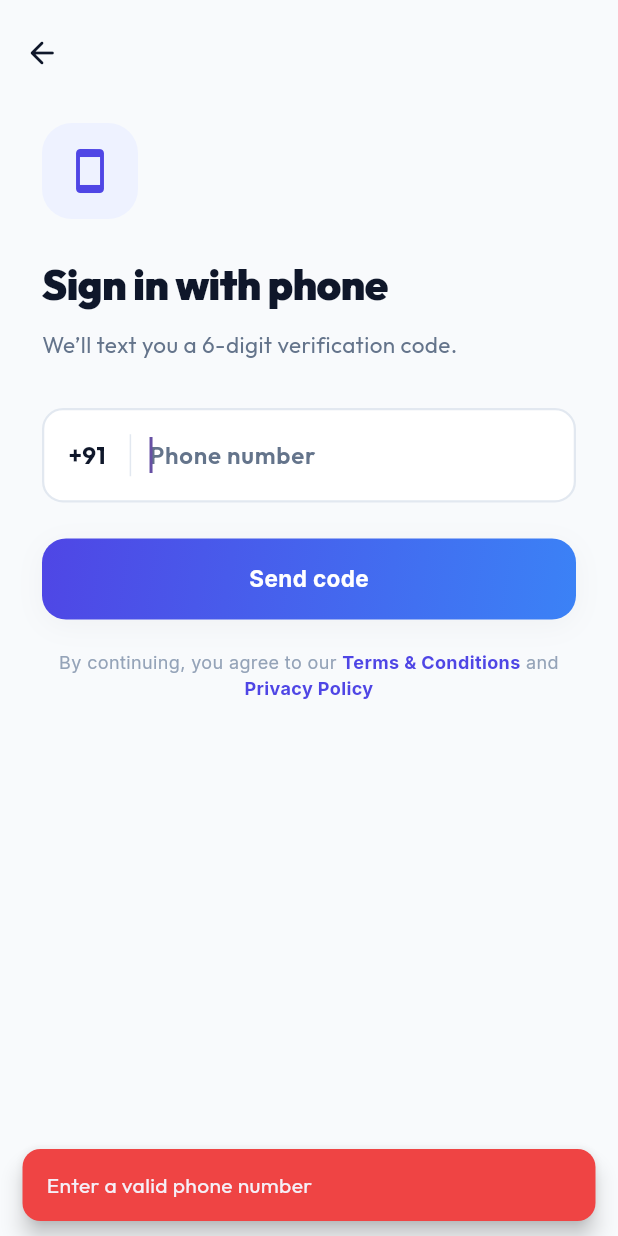
After one commit to nitindhavan/exambullet, a Flutter app: the PhoneAuthScreen screen opened directly, after a tap on "Send code", on a phone screen of 412 x 824 dp. The commit adds this screen. Run offline on Flutter 3.47's test engine with Material 3 defaults, Android fonts, the phone set to English and light mode, and no system bars; our stand-ins replace firebase_auth, firebase_core, firebase_database, firebase_messaging, flutter_local_notifications, google_fonts and 4 more; missing offline and left inert: dart:js_interop, flutter_cashfree_pg_sdk; accounts and stored records are empty.

Commit message:
moved to phone authentication instead of google signin

```diff
--- a/lib/main.dart
+++ b/lib/main.dart
@@ -2,6 +2,7 @@ import 'package:flutter/services.dart';
 import 'package:percent/screens/splash.dart';
 import 'package:percent/utils/theme.dart';
 import 'package:percent/utils/notification_helper.dart';
+import 'package:percent/services/presence_service.dart';
 import 'package:firebase_core/firebase_core.dart';
 import 'package:firebase_messaging/firebase_messaging.dart';
 import 'package:flutter/material.dart';
@@ -44,6 +45,11 @@ Future<void> main() async {
   FirebaseMessaging.onBackgroundMessage(_firebaseMessagingBackgroundHandler);
   await NotificationHelper.init();
 
+  // Register realtime presence so the admin can see live active usage — this
+  // runs before auth, so logged-out visitors are counted too. Fire-and-forget:
+  // it must never block or fail app startup.
+  PresenceService.instance.start();
+
   runApp(const MyApp());
 }
 
--- /dev/null
+++ b/lib/screens/phone_auth_screen.dart
@@ -0,0 +1,394 @@
+import 'dart:async';
+import 'package:firebase_auth/firebase_auth.dart';
+import 'package:flutter/material.dart';
+import 'package:flutter/services.dart';
+import 'package:percent/screens/splash.dart';
+import 'package:percent/utils/theme.dart';
+import 'package:percent/widgets/ui/ui.dart';
+
+/// Phone-number sign-in (OTP). Works in two modes:
+///  - Standalone sign-in for new/hesitant users who don't want Google.
+///  - Linking: if a user is already signed in (e.g. via Google), the phone
+///    credential is linked to that same account so their uid, data and
+///    memberships are preserved.
+class PhoneAuthScreen extends StatefulWidget {
+  const PhoneAuthScreen({Key? key, this.linkToCurrentUser = false})
+      : super(key: key);
+
+  /// When true, links the phone credential to the currently signed-in user
+  /// instead of creating/entering a phone-only account.
+  final bool linkToCurrentUser;
+
+  @override
+  State<PhoneAuthScreen> createState() => _PhoneAuthScreenState();
+}
+
+enum _Step { enterNumber, enterOtp }
+
+class _PhoneAuthScreenState extends State<PhoneAuthScreen> {
+  final _phoneController = TextEditingController();
+  final _otpController = TextEditingController();
+
+  _Step _step = _Step.enterNumber;
+  bool _loading = false;
+  String? _verificationId;
+  int? _resendToken;
+
+  // Resend cooldown.
+  Timer? _resendTimer;
+  int _resendIn = 0;
+
+  /// Default country code. India (+91) matches the app's audience; the user can
+  /// still type a full +<code> number and we'll respect it.
+  static const String _defaultDialCode = '+91';
+
+  @override
+  void dispose() {
+    _phoneController.dispose();
+    _otpController.dispose();
+    _resendTimer?.cancel();
+    super.dispose();
+  }
+
+  String get _fullPhoneNumber {
+    final raw = _phoneController.text.trim().replaceAll(' ', '');
+    if (raw.startsWith('+')) return raw;
+    // Strip a leading 0 (common in local formats) before prepending the code.
+    final local = raw.startsWith('0') ? raw.substring(1) : raw;
+    return '$_defaultDialCode$local';
+  }
+
+  void _startResendCooldown() {
+    _resendTimer?.cancel();
+    setState(() => _resendIn = 30);
+    _resendTimer = Timer.periodic(const Duration(seconds: 1), (t) {
+      if (!mounted) return;
+      setState(() => _resendIn--);
+      if (_resendIn <= 0) t.cancel();
+    });
+  }
+
+  void _snack(String msg, {bool error = true}) {
+    if (!mounted) return;
+    ScaffoldMessenger.of(context).showSnackBar(
+      SnackBar(
+        content: Text(msg),
+        backgroundColor: error ? AppTheme.error : AppTheme.success,
+        behavior: SnackBarBehavior.floating,
+        shape: RoundedRectangleBorder(borderRadius: BorderRadius.circular(12)),
+      ),
+    );
+  }
+
+  Future<void> _sendCode({bool isResend = false}) async {
+    final number = _fullPhoneNumber;
+    // Minimal sanity check: dial code + at least 7 digits.
+    if (number.replaceAll(RegExp(r'\D'), '').length < 8) {
+      _snack('Enter a valid phone number');
+      return;
+    }
+
+    setState(() => _loading = true);
+    try {
+      await FirebaseAuth.instance.verifyPhoneNumber(
+        phoneNumber: number,
+        forceResendingToken: isResend ? _resendToken : null,
+        timeout: const Duration(seconds: 60),
+        verificationCompleted: (PhoneAuthCredential credential) async {
+          // Android auto-retrieval / instant validation.
+          await _completeSignIn(credential);
+        },
+        verificationFailed: (FirebaseAuthException e) {
+          if (!mounted) return;
+          setState(() => _loading = false);
+          _snack(_friendlyError(e));
+        },
+        codeSent: (String verificationId, int? resendToken) {
+          if (!mounted) return;
+          setState(() {
+            _verificationId = verificationId;
+            _resendToken = resendToken;
+            _step = _Step.enterOtp;
+            _loading = false;
+          });
+          _startResendCooldown();
+          if (isResend) _snack('Code resent', error: false);
+        },
+        codeAutoRetrievalTimeout: (String verificationId) {
+          _verificationId = verificationId;
+        },
+      );
+    } catch (e) {
+      if (!mounted) return;
+      setState(() => _loading = false);
+      _snack('Failed to send code: $e');
+    }
+  }
+
+  Future<void> _verifyOtp() async {
+    final code = _otpController.text.trim();
+    final vId = _verificationId;
+    if (code.length < 6 || vId == null) {
+      _snack('Enter the 6-digit code');
+      return;
+    }
+    final credential = PhoneAuthProvider.credential(
+      verificationId: vId,
+      smsCode: code,
+    );
+    await _completeSignIn(credential);
+  }
+
+  Future<void> _completeSignIn(PhoneAuthCredential credential) async {
+    setState(() => _loading = true);
+    try {
+      if (widget.linkToCurrentUser &&
+          FirebaseAuth.instance.currentUser != null) {
+        // Attach phone to the existing account — keeps uid/data/memberships.
+        await FirebaseAuth.instance.currentUser!.linkWithCredential(credential);
+        if (!mounted) return;
+        _snack('Phone number linked', error: false);
+        Navigator.pop(context, true);
+        return;
+      }
+
+      await FirebaseAuth.instance.signInWithCredential(credential);
+      if (!mounted) return;
+      // Splash creates/loads the users/{uid} record and routes to Home.
+      Navigator.pushAndRemoveUntil(
+        context,
+        MaterialPageRoute(builder: (_) => const Splash()),
+        (route) => false,
+      );
+    } on FirebaseAuthException catch (e) {
+      if (!mounted) return;
+      setState(() => _loading = false);
+      _snack(_friendlyError(e));
+    } catch (e) {
+      if (!mounted) return;
+      setState(() => _loading = false);
+      _snack('Verification failed: $e');
+    }
+  }
+
+  String _friendlyError(FirebaseAuthException e) {
+    switch (e.code) {
+      case 'invalid-phone-number':
+        return 'That phone number looks invalid.';
+      case 'invalid-verification-code':
+        return 'Wrong code. Please check and try again.';
+      case 'session-expired':
+        return 'Code expired. Request a new one.';
+      case 'too-many-requests':
+        return 'Too many attempts. Try again later.';
+      case 'credential-already-in-use':
+      case 'account-exists-with-different-credential':
+        return 'This phone number is already linked to another account.';
+      case 'provider-already-linked':
+        return 'A phone number is already linked to this account.';
+      default:
+        return e.message ?? 'Something went wrong. Try again.';
+    }
+  }
+
+  @override
+  Widget build(BuildContext context) {
+    return Scaffold(
+      backgroundColor: AppTheme.background,
+      appBar: AppBar(
+        backgroundColor: AppTheme.background,
+        elevation: 0,
+        leading: IconButton(
+          icon: const Icon(Icons.arrow_back_rounded, color: AppTheme.textPrimary),
+          onPressed: () {
+            if (_step == _Step.enterOtp) {
+              setState(() => _step = _Step.enterNumber);
+            } else {
+              Navigator.maybePop(context);
+            }
+          },
+        ),
+      ),
+      body: SafeArea(
+        child: SingleChildScrollView(
+          padding: const EdgeInsets.symmetric(horizontal: 28, vertical: 12),
+          child: Column(
+            crossAxisAlignment: CrossAxisAlignment.start,
+            children: [
+              Container(
+                width: 64,
+                height: 64,
+                decoration: BoxDecoration(
+                  color: AppTheme.primaryLight,
+                  borderRadius: BorderRadius.circular(20),
+                ),
+                child: const Icon(Icons.smartphone_rounded,
+                    color: AppTheme.primary, size: 32),
+              ),
+              const SizedBox(height: 24),
+              Text(
+                _step == _Step.enterNumber
+                    ? (widget.linkToCurrentUser
+                        ? 'Add your phone'
+                        : 'Sign in with phone')
+                    : 'Verify your number',
+                style: const TextStyle(
+                  fontSize: 28,
+                  fontWeight: FontWeight.w900,
+                  color: AppTheme.textPrimary,
+                  letterSpacing: -0.5,
+                ),
+              ),
+              const SizedBox(height: 8),
+              Text(
+                _step == _Step.enterNumber
+                    ? 'We’ll text you a 6-digit verification code.'
+                    : 'Enter the code sent to $_fullPhoneNumber',
+                style: const TextStyle(
+                  fontSize: 15,
+                  color: AppTheme.textSecondary,
+                  height: 1.5,
+                ),
+              ),
+              const SizedBox(height: 32),
+              if (_step == _Step.enterNumber)
+                _buildNumberStep()
+              else
+                _buildOtpStep(),
+              const SizedBox(height: 20),
+              if (_step == _Step.enterNumber && !widget.linkToCurrentUser)
+                const Center(child: LegalConsentText()),
+            ],
+          ),
+        ),
+      ),
+    );
+  }
+
+  Widget _buildNumberStep() {
+    return Column(
+      crossAxisAlignment: CrossAxisAlignment.start,
+      children: [
+        Container(
+          decoration: BoxDecoration(
+            color: AppTheme.surface,
+            borderRadius: BorderRadius.circular(14),
+            border: Border.all(color: AppTheme.border, width: 1.5),
+          ),
+          child: Row(
+            children: [
+              const Padding(
+                padding: EdgeInsets.symmetric(horizontal: 16),
+                child: Text(
+                  _defaultDialCode,
+                  style: TextStyle(
+                    fontSize: 16,
+                    fontWeight: FontWeight.w700,
+                    color: AppTheme.textPrimary,
+                  ),
+                ),
+              ),
+              Container(width: 1, height: 28, color: AppTheme.border),
+              Expanded(
+                child: TextField(
+                  controller: _phoneController,
+                  keyboardType: TextInputType.phone,
+                  autofocus: true,
+                  inputFormatters: [
+                    FilteringTextInputFormatter.allow(RegExp(r'[0-9+ ]')),
+                    LengthLimitingTextInputFormatter(15),
+                  ],
+                  style: const TextStyle(
+                    fontSize: 16,
+                    fontWeight: FontWeight.w600,
+                    color: AppTheme.textPrimary,
+                  ),
+                  decoration: const InputDecoration(
+                    hintText: 'Phone number',
+                    hintStyle: TextStyle(color: AppTheme.textSecondary),
+                    border: InputBorder.none,
+                    contentPadding:
+                        EdgeInsets.symmetric(horizontal: 12, vertical: 18),
+                  ),
+                  onSubmitted: (_) => _loading ? null : _sendCode(),
+                ),
+              ),
+            ],
+          ),
+        ),
+        const SizedBox(height: 24),
+        AppButton(
+          label: 'Send code',
+          loading: _loading,
+          onPressed: _loading ? null : () => _sendCode(),
+        ),
+      ],
+    );
+  }
+
+  Widget _buildOtpStep() {
+    return Column(
+      crossAxisAlignment: CrossAxisAlignment.start,
+      children: [
+        Container(
+          decoration: BoxDecoration(
+            color: AppTheme.surface,
+            borderRadius: BorderRadius.circular(14),
+            border: Border.all(color: AppTheme.border, width: 1.5),
+          ),
+          child: TextField(
+            controller: _otpController,
+            keyboardType: TextInputType.number,
+            autofocus: true,
+            textAlign: TextAlign.center,
+            inputFormatters: [
+              FilteringTextInputFormatter.digitsOnly,
+              LengthLimitingTextInputFormatter(6),
+            ],
+            style: const TextStyle(
+              fontSize: 24,
+              fontWeight: FontWeight.w800,
+              letterSpacing: 8,
+              color: AppTheme.textPrimary,
+            ),
+            decoration: const InputDecoration(
+              hintText: '••••••',
+              hintStyle: TextStyle(
+                  color: AppTheme.textSecondary, letterSpacing: 8, fontSize: 24),
+              border: InputBorder.none,
+              contentPadding: EdgeInsets.symmetric(vertical: 18),
+            ),
+            onChanged: (v) {
+              if (v.length == 6 && !_loading) _verifyOtp();
+            },
+          ),
+        ),
+        const SizedBox(height: 24),
+        AppButton(
+          label: 'Verify',
+          loading: _loading,
+          onPressed: _loading ? null : _verifyOtp,
+        ),
+        const SizedBox(height: 16),
+        Center(
+          child: _resendIn > 0
+              ? Text(
+                  'Resend code in ${_resendIn}s',
+                  style: const TextStyle(
+                      color: AppTheme.textSecondary, fontSize: 14),
+                )
+              : TextButton(
+                  onPressed: _loading ? null : () => _sendCode(isResend: true),
+                  child: const Text(
+                    'Resend code',
+                    style: TextStyle(
+                        color: AppTheme.primary,
+                        fontWeight: FontWeight.w700,
+                        fontSize: 14),
+                  ),
+                ),
+        ),
+      ],
+    );
+  }
+}
--- a/lib/screens/splash.dart
+++ b/lib/screens/splash.dart
@@ -177,6 +177,7 @@ class _SplashState extends State<Splash> with TickerProviderStateMixin {
             currentUser.phoneNumber ?? currentUser.email ?? '',
             currentUser.uid,
             [],
+            DateTime.now().toIso8601String(),
           );
           FirebaseDatabase.instance
               .ref('users')
--- a/pubspec.yaml
+++ b/pubspec.yaml
@@ -17,7 +17,7 @@ publish_to: 'none' # Remove this line if you wish to publish to pub.dev
 # https://developer.apple.com/library/archive/documentation/General/Reference/InfoPlistKeyReference/Articles/CoreFoundationKeys.html
 # In Windows, build-name is used as the major, minor, and patch parts
 # of the product and file versions while build-number is used as the build suffix.
-version: 1.1.0+4
+version: 1.1.1+5
 
 environment:
   sdk: '>=2.18.4 <3.0.0'
```
Also changed, not shown: lib/screens/signin.dart (+20 -130 lines), lib/services/presence_service.dart (added, +87 -0 lines), 1 other file.
